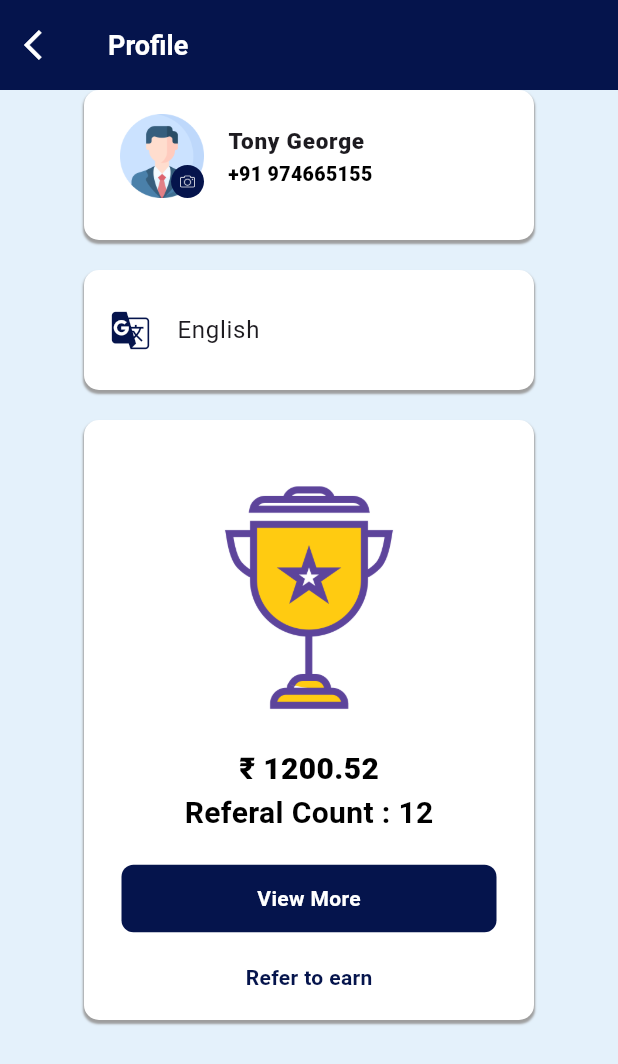
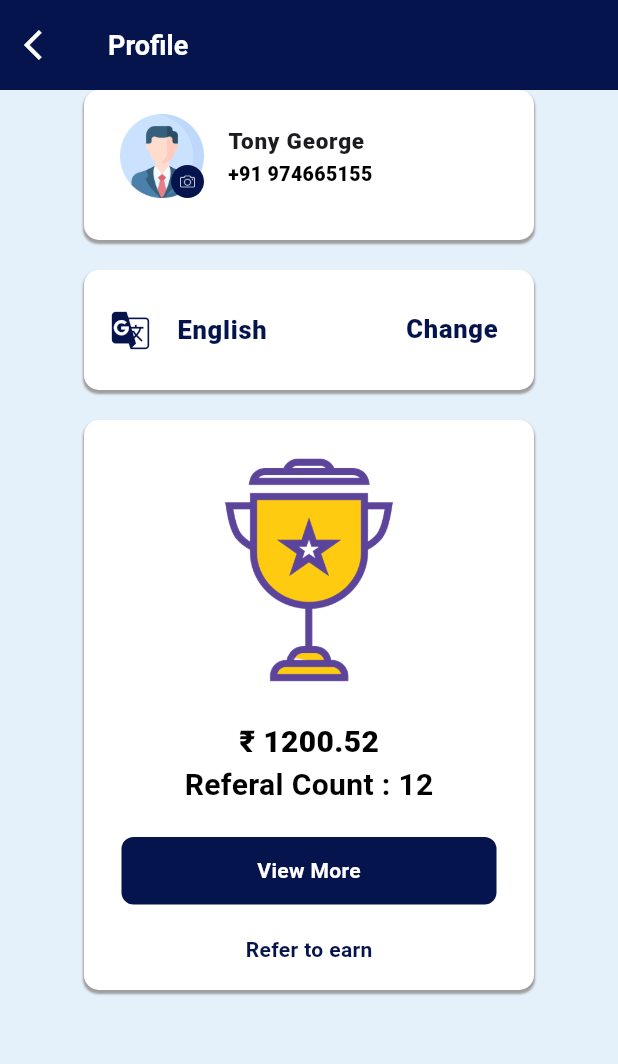
Before and after one commit to AthiraaAthi/project_way, a Flutter app: the ProfileScreen screen opened directly, on a phone screen of 412 x 824 dp. Shown: the top 1064 px of the screen. Run offline on Flutter 3.47's test engine with Material 3 defaults, Android fonts, the phone set to English and light mode, and no system bars; our stand-ins replace carousel_slider, easy_localization, fl_chart, flutter_toggle_tab, pinput, table_calendar and 1 more.

Commit message:
completed new ui for profile screen,starting responsive profile screen

```diff
--- a/lib/view/profile/profile_screen.dart
+++ b/lib/view/profile/profile_screen.dart
@@ -127,7 +127,21 @@ class ProfileScreen extends StatelessWidget {
                           ),
                           title: Text(
                             "English",
-                            style: TextStyle(),
+                            style: TextStyle(
+                                color: ColorConstant.defIndigo,
+                                fontWeight: FontWeight.w800,
+                                fontSize: 17),
+                          ),
+                          trailing: InkWell(
+                            //FOR DIALOG BOX
+                            onTap: () {},
+                            child: Text(
+                              "Change",
+                              style: TextStyle(
+                                  color: ColorConstant.defIndigo,
+                                  fontWeight: FontWeight.w900,
+                                  fontSize: 17),
+                            ),
                           ),
                         ),
                       ),
@@ -136,7 +150,7 @@ class ProfileScreen extends StatelessWidget {
                       height: 20,
                     ),
                     Container(
-                      height: 400,
+                      height: 380,
                       width: 300,
                       decoration: BoxDecoration(
                           color: Colors.white,
@@ -149,8 +163,6 @@ class ProfileScreen extends StatelessWidget {
                                 spreadRadius: 0.1)
                           ]),
                       child: Column(
-                        mainAxisAlignment: MainAxisAlignment.center,
-                        crossAxisAlignment: CrossAxisAlignment.center,
                         children: [
                           Container(
                             height: 200,
```
